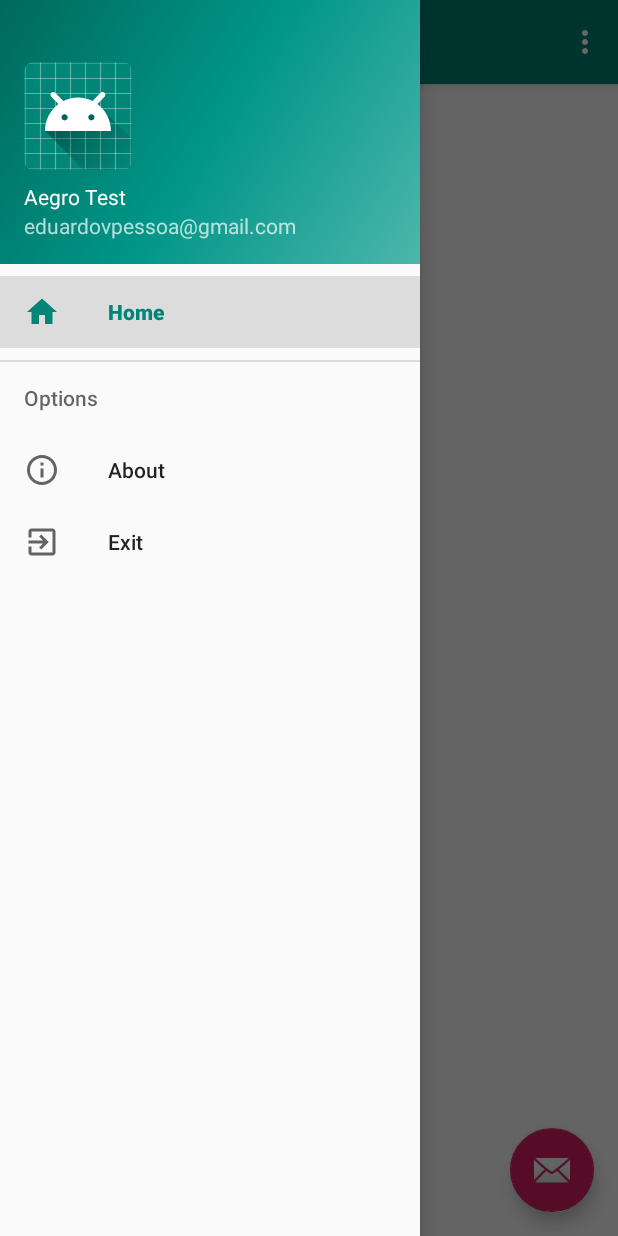
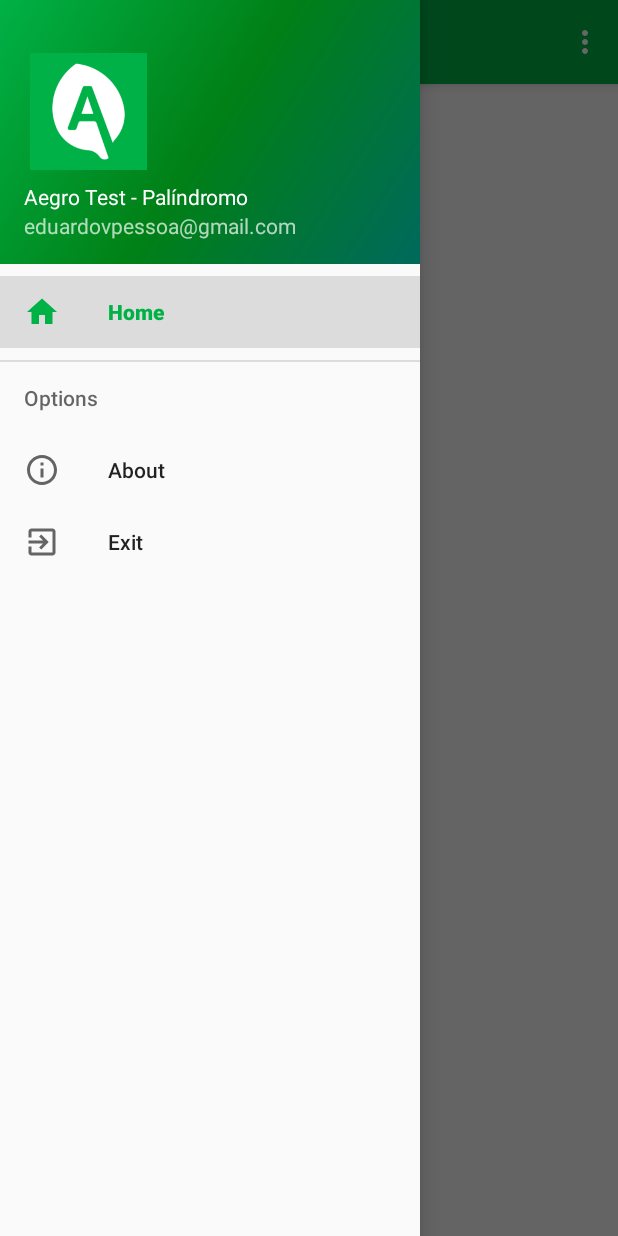
Before and after one commit to eduardovpessoa/aegro-palindromo, an Android app: the screen it shows after launch (MainActivity), with the side drawer open, on a phone screen of 412 x 824 dp. Run offline under Robolectric (Android 15) with nearby library versions, the phone set to English and light mode, and no system bars; our stand-ins replace navigation-ui.

Commit message:
Fixing bugs and preparing project to deliver.

```diff
--- a/app/src/main/java/br/com/eduardovpessoa/palindromo/data/converter/DateConverter.kt
+++ b/app/src/main/java/br/com/eduardovpessoa/palindromo/data/converter/DateConverter.kt
@@ -5,11 +5,13 @@ import java.util.*
 
 object DateConverter {
     @TypeConverter
+    @JvmStatic
     fun toDate(timestamp: Long?): Date? {
         return if (timestamp == null) null else Date(timestamp)
     }
 
     @TypeConverter
+    @JvmStatic
     fun toTimestamp(date: Date?): Long? {
         return date?.time
     }
--- a/app/src/main/java/br/com/eduardovpessoa/palindromo/data/dao/WordDao.kt
+++ b/app/src/main/java/br/com/eduardovpessoa/palindromo/data/dao/WordDao.kt
@@ -2,7 +2,6 @@ package br.com.eduardovpessoa.palindromo.data.dao
 
 import androidx.room.*
 import br.com.eduardovpessoa.palindromo.data.entity.Word
-import kotlinx.coroutines.flow.Flow
 
 @Dao
 interface WordDao {
@@ -14,7 +13,7 @@ interface WordDao {
     suspend fun insert(word: Word)
 
     @Query("SELECT * FROM words ORDER BY id DESC")
-    suspend fun queryAll(): Flow<MutableList<Word>>
+    suspend fun queryAll(): MutableList<Word>
 
     @Update(onConflict = OnConflictStrategy.REPLACE)
     suspend fun update(word: Word)
--- a/app/src/main/java/br/com/eduardovpessoa/palindromo/ui/home/HomeContract.kt
+++ b/app/src/main/java/br/com/eduardovpessoa/palindromo/ui/home/HomeContract.kt
@@ -5,7 +5,9 @@ import br.com.eduardovpessoa.palindromo.data.entity.Word
 interface HomeContract {
     interface View {
         fun initViews()
+        fun onClickVerify()
         fun setAdapter(list: MutableList<Word>)
+        fun showMessage(name : String)
     }
 
     interface Presenter {
--- a/app/src/main/res/drawable/side_nav_bar.xml
+++ b/app/src/main/res/drawable/side_nav_bar.xml
@@ -2,8 +2,8 @@
     android:shape="rectangle">
     <gradient
         android:angle="135"
-        android:centerColor="#009688"
-        android:endColor="#00695C"
-        android:startColor="#4DB6AC"
+        android:centerColor="#008016"
+        android:startColor="#00695C"
+        android:endColor="#00b146"
         android:type="linear" />
 </shape>
--- a/app/src/main/res/layout/app_bar_main.xml
+++ b/app/src/main/res/layout/app_bar_main.xml
@@ -22,12 +22,4 @@
 
     <include layout="@layout/content_main" />
 
-    <com.google.android.material.floatingactionbutton.FloatingActionButton
-        android:id="@+id/fab"
-        android:layout_width="wrap_content"
-        android:layout_height="wrap_content"
-        android:layout_gravity="bottom|end"
-        android:layout_margin="@dimen/fab_margin"
-        app:srcCompat="@android:drawable/ic_dialog_email" />
-
 </androidx.coordinatorlayout.widget.CoordinatorLayout>
--- a/app/src/main/res/layout/content_main.xml
+++ b/app/src/main/res/layout/content_main.xml
@@ -17,4 +17,5 @@
         app:layout_constraintRight_toRightOf="parent"
         app:layout_constraintTop_toTopOf="parent"
         app:navGraph="@navigation/mobile_navigation" />
+
 </androidx.constraintlayout.widget.ConstraintLayout>
--- a/app/src/main/res/layout/nav_header_main.xml
+++ b/app/src/main/res/layout/nav_header_main.xml
@@ -14,11 +14,11 @@
 
     <ImageView
         android:id="@+id/imageView"
-        android:layout_width="wrap_content"
-        android:layout_height="wrap_content"
+        android:layout_width="86dp"
+        android:layout_height="86dp"
         android:contentDescription="@string/nav_header_desc"
         android:paddingTop="@dimen/nav_header_vertical_spacing"
-        app:srcCompat="@mipmap/ic_launcher_round" />
+        app:srcCompat="@drawable/aegro" />
 
     <TextView
         android:layout_width="match_parent"
--- a/app/src/main/res/values/colors.xml
+++ b/app/src/main/res/values/colors.xml
@@ -1,6 +1,6 @@
 <?xml version="1.0" encoding="utf-8"?>
 <resources>
-    <color name="colorPrimary">#008577</color>
-    <color name="colorPrimaryDark">#00574B</color>
+    <color name="colorPrimary">#00b146</color>
+    <color name="colorPrimaryDark">#008016</color>
     <color name="colorAccent">#D81B60</color>
 </resources>
--- a/app/src/main/res/values/strings.xml
+++ b/app/src/main/res/values/strings.xml
@@ -2,17 +2,18 @@
     <string name="app_name">Palindromo</string>
     <string name="navigation_drawer_open">Open navigation drawer</string>
     <string name="navigation_drawer_close">Close navigation drawer</string>
-    <string name="nav_header_title">Aegro Test</string>
+    <string name="nav_header_title">Aegro Test - Palíndromo</string>
     <string name="nav_header_subtitle">eduardovpessoa@gmail.com</string>
     <string name="nav_header_desc">Navigation header</string>
-    <string name="action_settings">Settings</string>
+    <string name="action_settings">Configurações</string>
 
     <string name="menu_options">Options</string>
     <string name="menu_home">Home</string>
     <string name="menu_about">About</string>
     <string name="menu_exit">Exit</string>
     <string name="welcome">Welcome to Palíndromolândia!</string>
-    <string name="type_word">Type a word and check!</string>
-    <string name="words_history">Words History</string>
-    <string name="button_verify">Button to verify the word</string>
+    <string name="type_word">Insira a palavra e verifique!</string>
+    <string name="words_history">Histórico de Palavras</string>
+    <string name="button_verify">Botão para verificar as palavras</string>
+    <string name="cd_img_palindromo">Imagem representando se é ou não um palíndromo.</string>
 </resources>
```
Also changed, not shown: app/src/main/java/br/com/eduardovpessoa/palindromo/data/entity/Word.kt (+7 -1 lines), app/src/main/java/br/com/eduardovpessoa/palindromo/ui/home/HomeAdapter.kt (+55 -1 lines), app/src/main/java/br/com/eduardovpessoa/palindromo/ui/home/HomeFragment.kt (+14 -2 lines), app/src/main/java/br/com/eduardovpessoa/palindromo/ui/home/HomePresenter.kt (+17 -3 lines), app/src/main/res/drawable/ic_close.xml (added, +9 -0 lines), app/src/main/res/drawable/ic_done.xml (added, +9 -0 lines), app/src/main/res/layout/fragment_home.xml (+4 -4 lines), app/src/main/res/layout/fragment_home_row.xml (added, +36 -0 lines), app/src/main/res/drawable/aegro.png (added).
